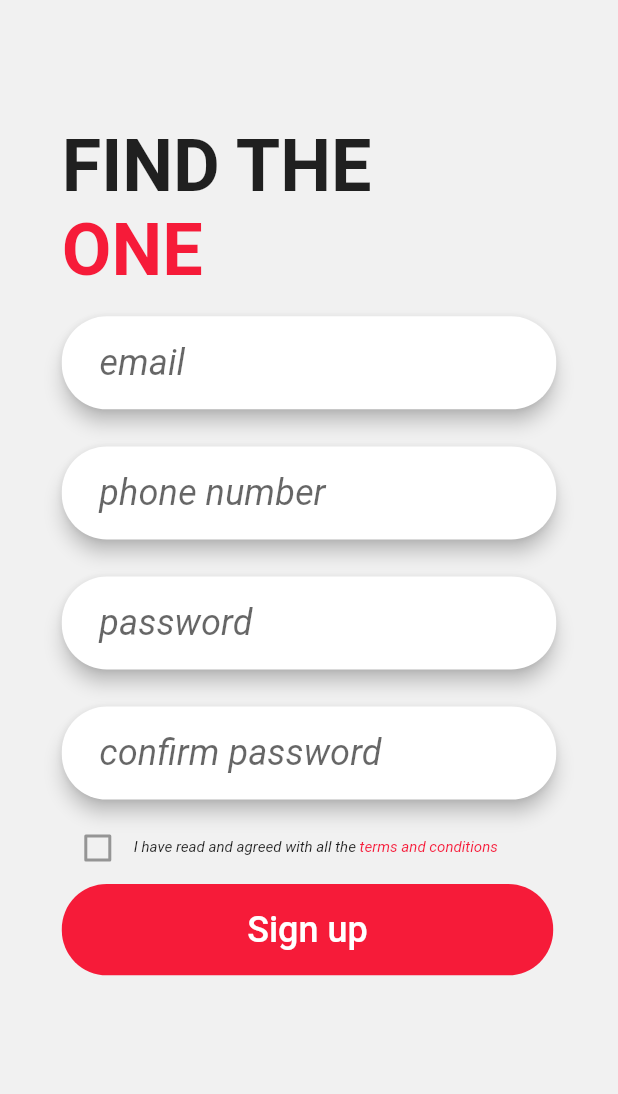
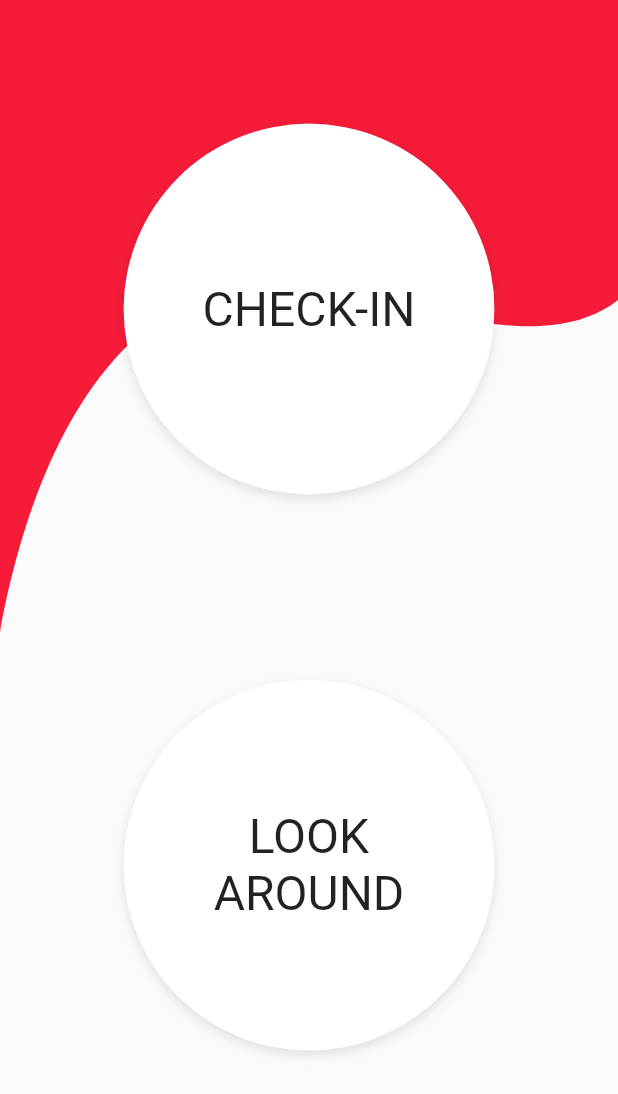
Before and after one commit to devabhixda/Tavat-FrontEnd, a Flutter app: the signup screen opened directly, after a tap on "Sign up", on a phone screen of 412 x 824 dp. Shown: the top 1094 px of the screen. Run offline on Flutter 3.47's test engine with Material 2 defaults, Android fonts, the phone set to English and light mode, and no system bars; our stand-ins replace flutter_svg.

Commit message:
Add home screen and bind to signup

```diff
--- a/lib/Screens/Onboarding/signup.dart
+++ b/lib/Screens/Onboarding/signup.dart
@@ -1,3 +1,4 @@
+import 'package:connect/Screens/home.dart';
 import 'package:flutter/material.dart';
 
 class signup extends StatefulWidget {
@@ -124,7 +125,7 @@ class _signupState extends State<signup> {
               child: Text("Sign up", style: TextStyle(color: Colors.white, fontSize: 24),
               ),
               onPressed: () => {
-                print("Pressed")
+                Navigator.push(context, MaterialPageRoute(builder: (context) => home()))
               },
             ),
           ],
--- /dev/null
+++ b/lib/Screens/home.dart
@@ -0,0 +1,96 @@
+import 'package:connect/Screens/checkIn.dart';
+import 'package:flutter/material.dart';
+import 'package:flutter_svg/flutter_svg.dart';
+
+class home extends StatefulWidget {
+  @override
+  _homeState createState() => _homeState();
+}
+class _homeState extends State<home> {
+  double h,w;
+  @override
+  Widget build(BuildContext context) {
+    h = MediaQuery.of(context).size.height;
+    w = MediaQuery.of(context).size.width;
+    return Scaffold(
+      body: Stack(
+        children: [
+          Transform.translate(
+            offset: Offset(-49.7, -170.8),
+            child: SvgPicture.string(
+              _svg_ey059c,
+              allowDrawingOutsideViewBox: true,
+            ),
+          ),
+          Center(
+            child: Column(
+              mainAxisAlignment: MainAxisAlignment.start,
+              children: [
+                SizedBox(
+                  height: 0.1 * h,
+                ),
+                GestureDetector(
+                  child: Container(
+                    width: 0.6 * w,
+                    height: 0.6 * w,
+                    decoration: BoxDecoration(
+                      borderRadius: BorderRadius.all(Radius.elliptical(9999.0, 9999.0)),
+                      color: const Color(0xffffffff),
+                      boxShadow: [
+                        BoxShadow(
+                          color: const Color(0x1a000000),
+                          offset: Offset(0, 3),
+                          blurRadius: 6,
+                        ),
+                      ],
+                    ),
+                    child: Center(
+                      child: Text('CHECK-IN', style: TextStyle(
+                        fontSize: 32
+                      ))
+                    ),
+                  ),
+                  onTap: () => {
+                    Navigator.push(context, MaterialPageRoute(builder: (context) => checkIn()))
+                  },
+                ),
+                SizedBox(
+                  height: 0.15 * h,
+                ),
+                Container(
+                  width: 0.6 * w,
+                  height: 0.6 * w,
+                  decoration: BoxDecoration(
+                    borderRadius: BorderRadius.all(Radius.elliptical(9999.0, 9999.0)),
+                    color: const Color(0xffffffff),
+                    boxShadow: [
+                      BoxShadow(
+                        color: const Color(0x1a000000),
+                        offset: Offset(0, 3),
+                        blurRadius: 6,
+                      ),
+                    ],
+                  ),
+                  child: Center(
+                    child: Column(
+                      mainAxisAlignment: MainAxisAlignment.center,
+                      children: [
+                        Text('LOOK', style: TextStyle(
+                          fontSize: 32
+                        )),
+                        Text('AROUND', style: TextStyle(
+                          fontSize: 32
+                        )),
+                      ],
+                    ),
+                  ),
+                ),
+              ],
+            ),
+          ),
+        ],
+      ),
+    );
+  }
+}
+const String _svg_ey059c = '<svg viewBox="-69.7 -170.8 56.2 598.7" ><path transform="translate(-1314.0, 0.0)" d="M 1283.42236328125 527.830078125 C 1285.230102539063 405.8142395019531 1333.132446289063 125.6307678222656 1551.856567382813 198.840087890625 C 1770.580688476563 272.0494079589844 1743.470581054688 113.8814315795898 1734.432373046875 1.807641863822937 C 1725.394165039063 -110.2661514282227 1569.033203125 -170.8221588134766 1569.033203125 -170.8221588134766 C 1569.033203125 -170.8221588134766 1343.981689453125 -111.1699676513672 1341.270263671875 -110.2661514282227 C 1338.558837890625 -109.3623352050781 1260.830322265625 -14.46113395690918 1264.445556640625 1.807641863822937 C 1268.060791015625 18.07641792297363 1283.42236328125 527.830078125 1283.42236328125 527.830078125 Z" fill="#f61b39" stroke="none" stroke-width="1" stroke-miterlimit="4" stroke-linecap="butt" /></svg>';
--- a/pubspec.yaml
+++ b/pubspec.yaml
@@ -28,6 +28,7 @@ dependencies:
   # The following adds the Cupertino Icons font to your application.
   # Use with the CupertinoIcons class for iOS style icons.
   cupertino_icons: ^0.1.3
+  flutter_svg: ^0.19.0
 
 dev_dependencies:
   flutter_test:
```
Also changed, not shown: pubspec.lock.
